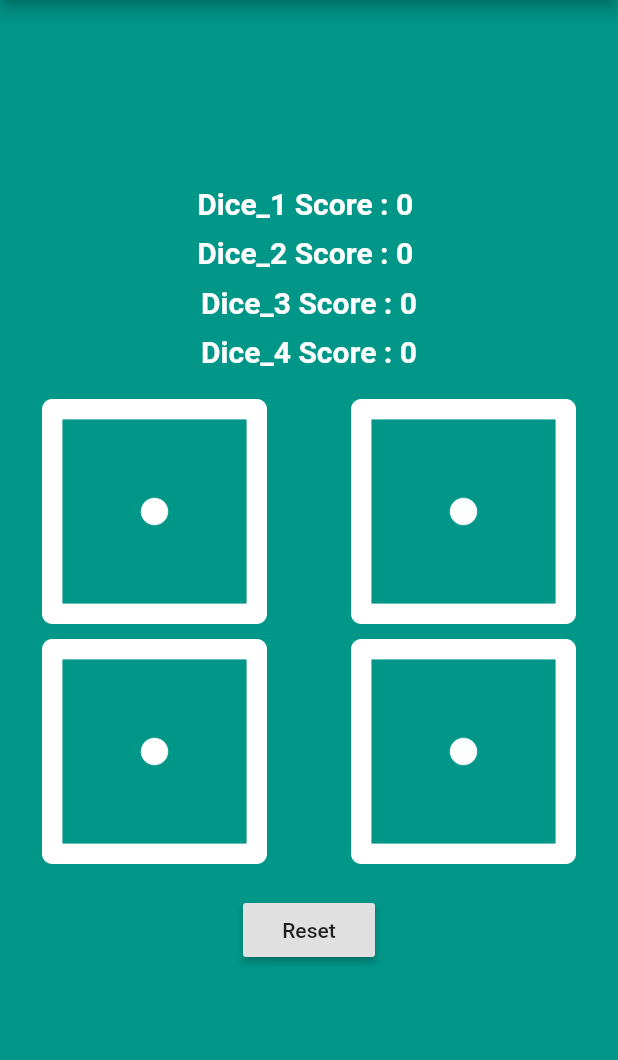
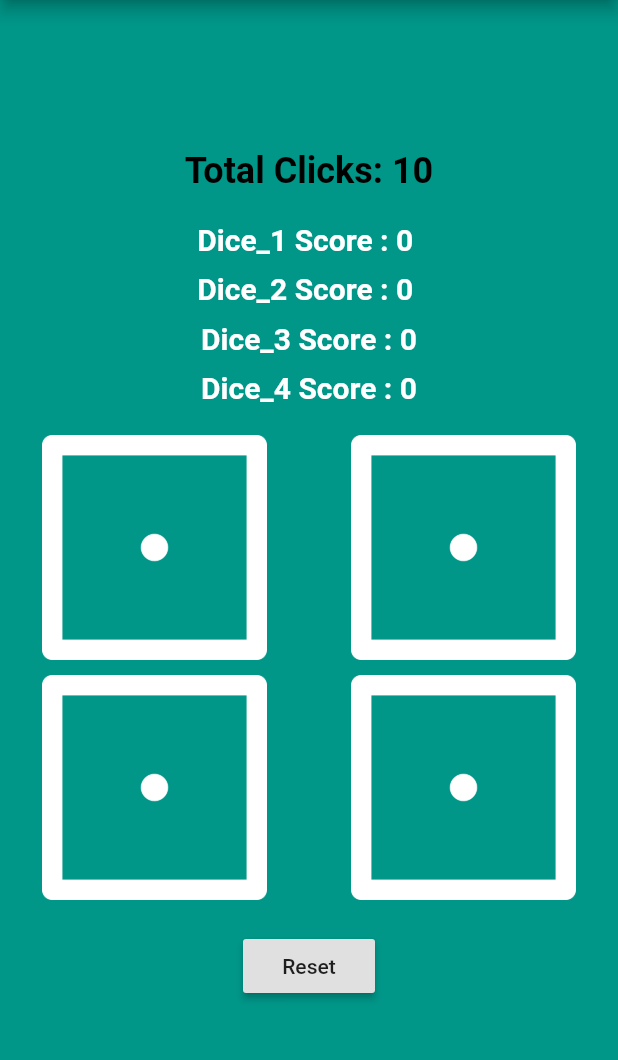
Before and after one commit to QuratulainSajid712/BSCS-B15-B-075-MAD, a Flutter app: the screen it shows after launch, on a phone screen of 412 x 824 dp, the part 84-1144 px from its top. Run offline on Flutter 3.47's test engine with Material 2 defaults, Android fonts, the phone set to English and light mode, and no system bars; missing offline and left inert: sessional1_075.

Commit message:
added text property and sized box

```diff
--- a/ludo_game_app/lib/main.dart
+++ b/ludo_game_app/lib/main.dart
@@ -37,6 +37,8 @@ class _LudoPageState extends State<LudoPage>{
         child: Column(
           mainAxisAlignment: MainAxisAlignment.center,
             children: [
+              Text('Total Clicks: 10',textAlign: TextAlign.center,style: TextStyle(fontSize: 24, color: Colors.black, fontWeight: FontWeight.bold),),
+              SizedBox(height: 20,),
               Text('Dice_1 Score : $totaldice1 ' , style: TextStyle(fontSize: 20, color: Colors.white, fontWeight: FontWeight.bold),),
               SizedBox(height: 10,),
               Text('Dice_2 Score : $totaldice2 ', style: TextStyle(fontSize: 20, color: Colors.white, fontWeight: FontWeight.bold),),
@@ -73,7 +75,7 @@ class _LudoPageState extends State<LudoPage>{
               SizedBox(height: 10,),
               Row(
         children: [
-          Expanded(
+              Expanded(
           child: FlatButton(
            onPressed: () {
           setState(() {
@@ -84,7 +86,7 @@ class _LudoPageState extends State<LudoPage>{
         },
         child: Image.asset('images/dice$left_image1.png', width: 200, height: 150,))
 ),
-       Expanded(
+              Expanded(
       child: FlatButton(
           onPressed: () {
             setState(() {
```
